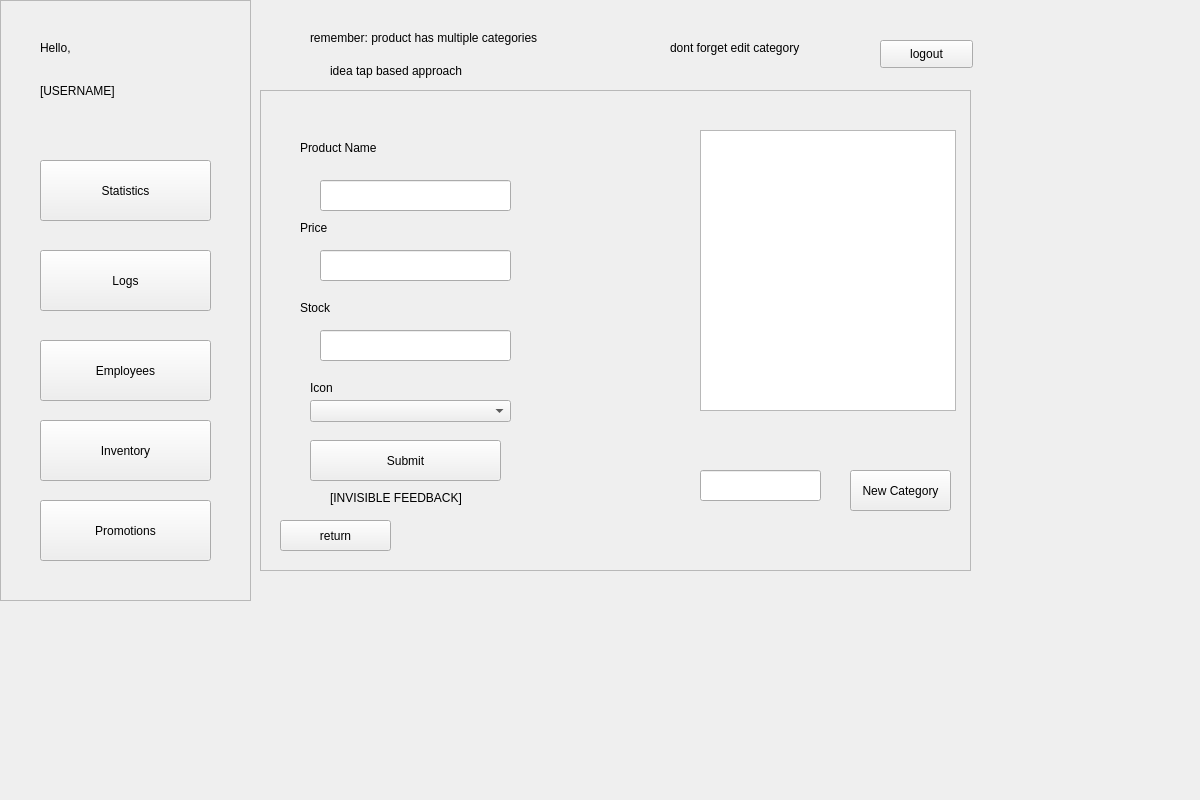
Qt form POS/UI/inventoryAdd.ui (ReiZedlav/CSCC-21.1-Software-Engineering-1) before a commit.
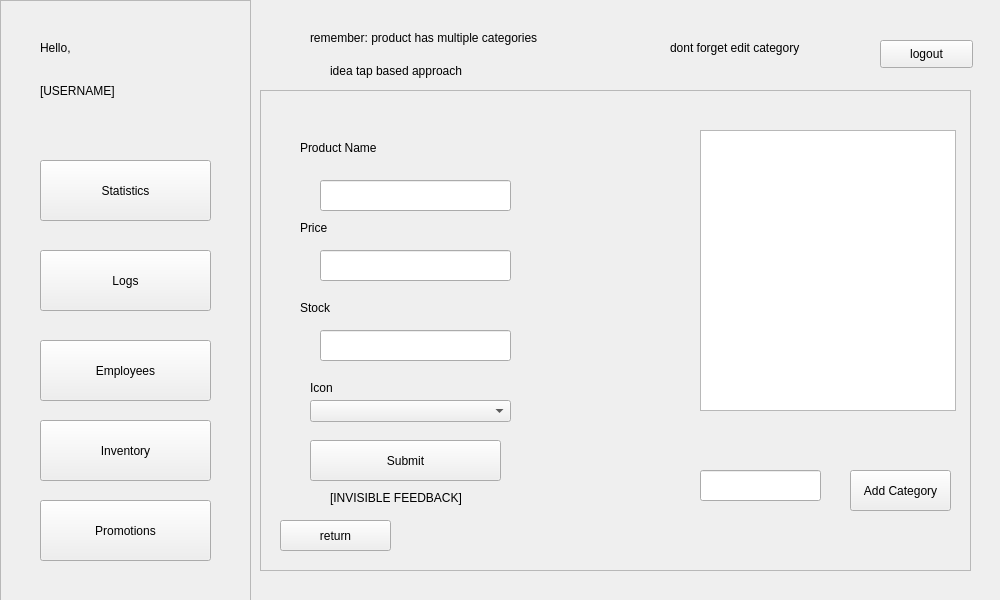
The same form after that commit.

```diff
--- a/POS/UI/inventoryAdd.ui
+++ b/POS/UI/inventoryAdd.ui
@@ -6,8 +6,8 @@
    <rect>
     <x>0</x>
     <y>0</y>
-    <width>1200</width>
-    <height>800</height>
+    <width>1000</width>
+    <height>600</height>
    </rect>
   </property>
   <property name="windowTitle">
@@ -274,7 +274,7 @@
       </rect>
      </property>
      <property name="text">
-      <string>New Category</string>
+      <string>Add Category</string>
      </property>
     </widget>
     <widget class="QLineEdit" name="categoryForm">
```
Left out of the diff: 6 changed lines with no effect on the pictures.
